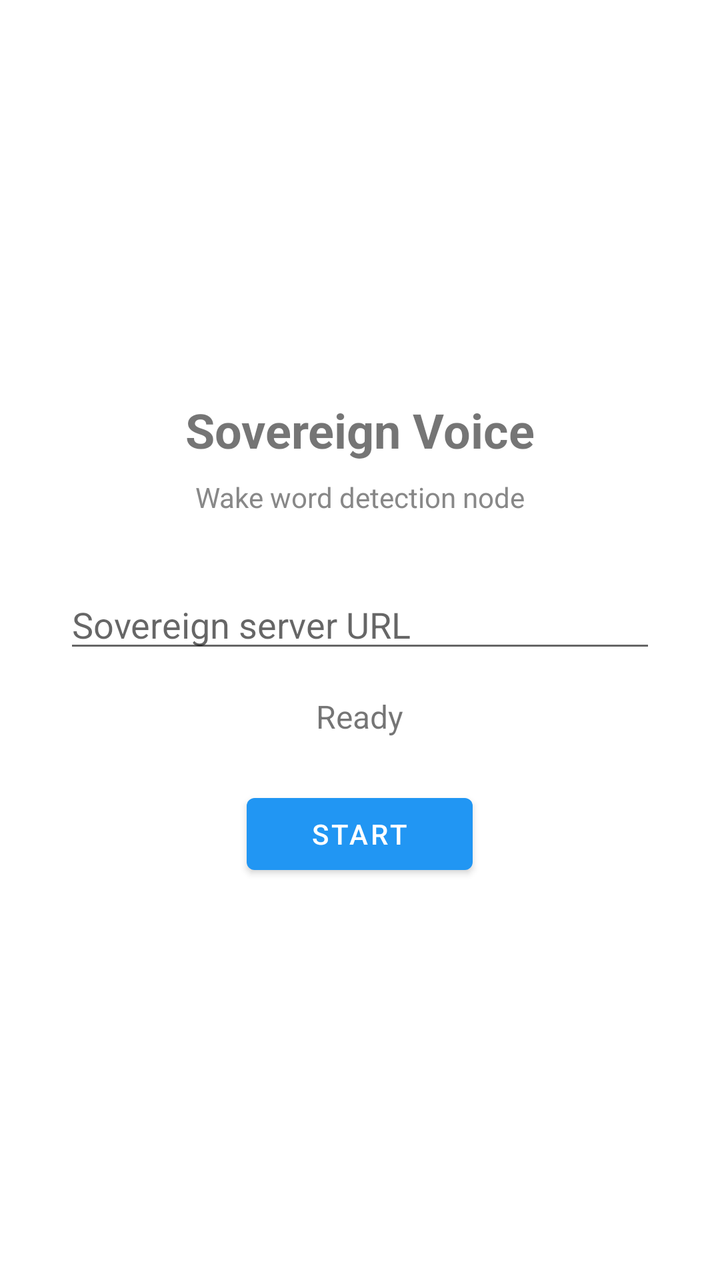
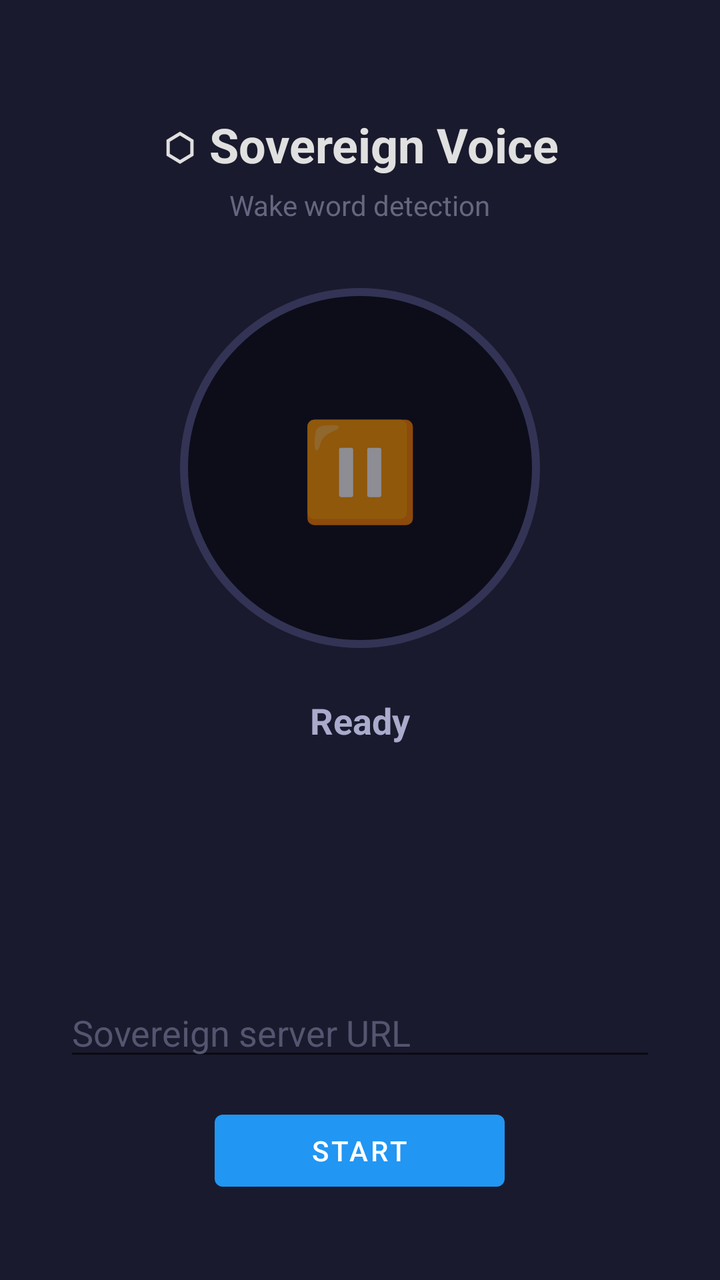

An Android layout rendered at two revisions. The XML below is the earlier revision; the diff shows what the commit changed to produce the second picture.
<!-- AndroidManifest.xml: application theme Theme.SovereignVoice -->
<!-- res/layout/activity_main.xml -->
<?xml version="1.0" encoding="utf-8"?>
<LinearLayout
    xmlns:android="http://schemas.android.com/apk/res/android"
    android:layout_width="match_parent"
    android:layout_height="match_parent"
    android:orientation="vertical"
    android:gravity="center"
    android:padding="32dp">

    <TextView
        android:layout_width="wrap_content"
        android:layout_height="wrap_content"
        android:text="Sovereign Voice"
        android:textSize="24sp"
        android:textStyle="bold"
        android:layout_marginBottom="8dp" />

    <TextView
        android:layout_width="wrap_content"
        android:layout_height="wrap_content"
        android:text="Wake word detection node"
        android:textSize="14sp"
        android:textColor="#888888"
        android:layout_marginBottom="32dp" />

    <com.google.android.material.textfield.TextInputEditText
        android:id="@+id/serverInput"
        android:layout_width="match_parent"
        android:layout_height="wrap_content"
        android:hint="Sovereign server URL"
        android:inputType="textUri"
        android:layout_marginBottom="16dp" />

    <TextView
        android:id="@+id/statusText"
        android:layout_width="wrap_content"
        android:layout_height="wrap_content"
        android:text="Ready"
        android:textSize="16sp"
        android:layout_marginBottom="24dp" />

    <Button
        android:id="@+id/toggleButton"
        android:layout_width="wrap_content"
        android:layout_height="wrap_content"
        android:text="Start"
        android:paddingHorizontal="32dp" />

</LinearLayout>
<!-- resources referenced by this layout -->
<resources>
  <style name="Theme.SovereignVoice" parent="Theme.MaterialComponents.DayNight.DarkActionBar">
          <item name="colorPrimary">#2196F3</item>
          <item name="colorPrimaryVariant">#1976D2</item>
          <item name="colorOnPrimary">#FFFFFF</item>
      </style>
</resources>

<!-- the commit's change to res/layout/activity_main.xml (unified diff, before → after) -->
@@ -4,24 +4,82 @@
     android:layout_width="match_parent"
     android:layout_height="match_parent"
     android:orientation="vertical"
-    android:gravity="center"
-    android:padding="32dp">
+    android:gravity="center_horizontal"
+    android:padding="32dp"
+    android:background="#1A1A2E">
 
     <TextView
         android:layout_width="wrap_content"
         android:layout_height="wrap_content"
-        android:text="Sovereign Voice"
+        android:text="⬡ Sovereign Voice"
         android:textSize="24sp"
         android:textStyle="bold"
-        android:layout_marginBottom="8dp" />
+        android:textColor="#E0E0E0"
+        android:layout_marginBottom="4dp"
+        android:layout_marginTop="24dp" />
 
     <TextView
         android:layout_width="wrap_content"
         android:layout_height="wrap_content"
-        android:text="Wake word detection node"
+        android:text="Wake word detection"
         android:textSize="14sp"
-        android:textColor="#888888"
+        android:textColor="#666680"
         android:layout_marginBottom="32dp" />
+
+    
+    <FrameLayout
+        android:layout_width="180dp"
+        android:layout_height="180dp"
+        android:layout_marginBottom="24dp">
+
+        <View
+            android:id="@+id/stateRing"
+            android:layout_width="match_parent"
+            android:layout_height="match_parent"
+            android:background="@drawable/state_ring" />
+
+        <TextView
+            android:id="@+id/stateEmoji"
+            android:layout_width="wrap_content"
+            android:layout_height="wrap_content"
+            android:layout_gravity="center"
+            android:text="⏸"
+            android:textSize="48sp" />
+    </FrameLayout>
+
+    <TextView
+        android:id="@+id/statusText"
+        android:layout_width="wrap_content"
+        android:layout_height="wrap_content"
+        android:text="Ready"
+        android:textSize="18sp"
+        android:textStyle="bold"
+        android:textColor="#AAAACC"
+        android:layout_marginBottom="8dp" />
+
+    <TextView
+        android:id="@+id/scoreText"
+        android:layout_width="wrap_content"
+        android:layout_height="wrap_content"
+        android:text=""
+        android:textSize="13sp"
+        android:textColor="#555570"
+        android:fontFamily="monospace"
+        android:layout_marginBottom="24dp" />
+
+    
+    <TextView
+        android:id="@+id/lastTranscription"
+        android:layout_width="match_parent"
+        android:layout_height="wrap_content"
+        android:text=""
+        android:textSize="15sp"
+        android:textColor="#8888AA"
+        android:textAlignment="center"
+        android:minHeight="48dp"
+        android:gravity="center"
+        android:layout_marginBottom="24dp"
+        android:paddingHorizontal="16dp" />
 
     <com.google.android.material.textfield.TextInputEditText
         android:id="@+id/serverInput"
@@ -29,21 +87,15 @@
         android:layout_height="wrap_content"
         android:hint="Sovereign server URL"
         android:inputType="textUri"
+        android:textColor="#CCCCDD"
+        android:textColorHint="#555570"
         android:layout_marginBottom="16dp" />
-
-    <TextView
-        android:id="@+id/statusText"
-        android:layout_width="wrap_content"
-        android:layout_height="wrap_content"
-        android:text="Ready"
-        android:textSize="16sp"
-        android:layout_marginBottom="24dp" />
 
     <Button
         android:id="@+id/toggleButton"
         android:layout_width="wrap_content"
         android:layout_height="wrap_content"
         android:text="Start"
-        android:paddingHorizontal="32dp" />
+        android:paddingHorizontal="48dp" />
 
 </LinearLayout>
<!-- resource entries referenced after the edit -->
@@ -1,5 +1,15 @@
 <!-- resources referenced by this layout -->
 <resources>
+  <!-- drawable state_ring (drawable) -->
+  <?xml version="1.0" encoding="utf-8"?>
+  <shape xmlns:android="http://schemas.android.com/apk/res/android"
+      android:shape="oval">
+      <stroke
+          android:width="4dp"
+          android:color="#333355" />
+      <solid
+          android:color="#0D0D1A" />
+  </shape>
   <style name="Theme.SovereignVoice" parent="Theme.MaterialComponents.DayNight.DarkActionBar">
           <item name="colorPrimary">#2196F3</item>
           <item name="colorPrimaryVariant">#1976D2</item>
